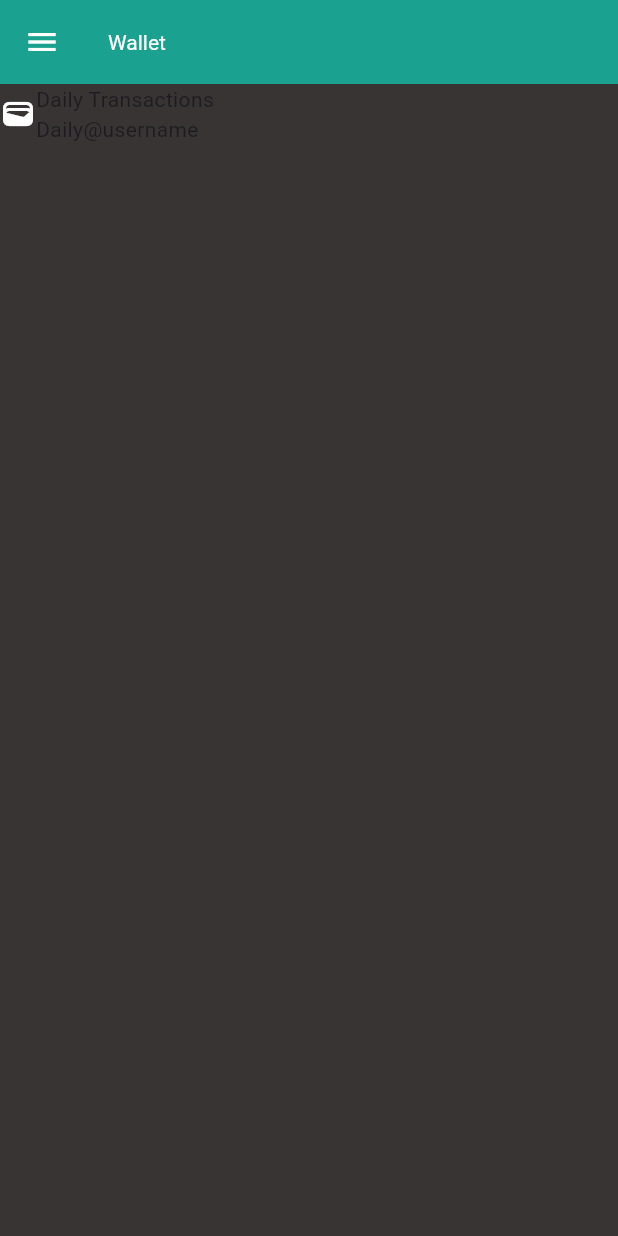
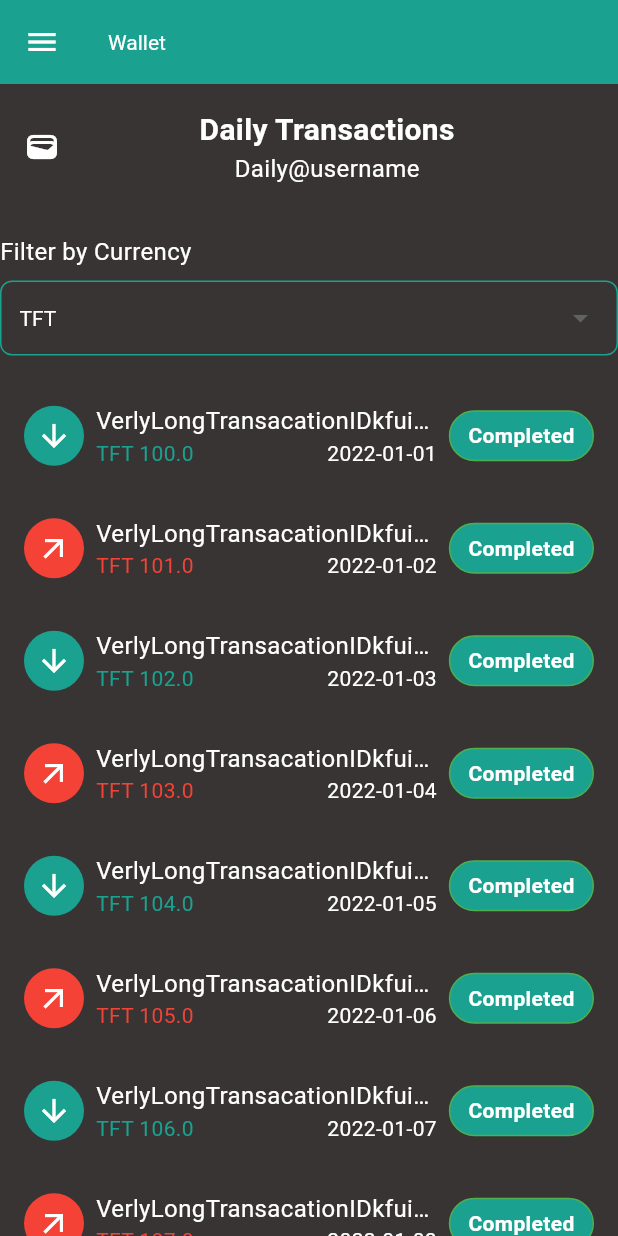
Before and after one commit to codescalers/Threefold-App, a Flutter app: the screen it shows after launch, on a phone screen of 412 x 824 dp. Run offline on Flutter 3.47's test engine with Material 3 defaults, Android fonts, the phone set to English and light mode, and no system bars.

Commit message:
feat: header, transaction and filter widgets.

```diff
--- a/three_fold_connect/lib/daily_transactions/presentation/pages/daily_transactions.dart
+++ b/three_fold_connect/lib/daily_transactions/presentation/pages/daily_transactions.dart
@@ -1,18 +1,60 @@
 import 'package:flutter/material.dart';
-import 'package:three_fold_connect/daily_transactions/presentation/widgets/header.dart';
-import 'package:three_fold_connect/widgets/app_bar.dart';
 
-class DailyTransactionsPage extends StatelessWidget {
+import '../widgets/filter.dart';
+import '../widgets/transaction.dart';
+import '/widgets/app_bar.dart';
+
+import '../widgets/header.dart';
+
+class DailyTransactionsPage extends StatefulWidget {
   const DailyTransactionsPage({super.key});
 
   @override
+  _DailyTransactionsPageState createState() => _DailyTransactionsPageState();
+}
+
+class _DailyTransactionsPageState extends State<DailyTransactionsPage> {
+  String selectedCurrency = 'TFT';
+  final List<String> currencies = ['TFT', 'All'];
+
+  void _onCurrencyChanged(String? newCurrency) {
+    if (newCurrency != null) {
+      setState(() {
+        selectedCurrency = newCurrency;
+      });
+    }
+  }
+
+  @override
   Widget build(BuildContext context) {
-    return const SafeArea(
+    return SafeArea(
       child: Scaffold(
-        appBar: MyAppBar(title: 'Wallet'),
+        appBar: const MyAppBar(title: 'Wallet'),
         body: Column(
           children: [
-            WalletInfoHeader(email: 'Daily@username'),
+            const WalletInfoHeader(email: 'Daily@username'),
+            const SizedBox(height: 16),
+            FilterWidget(
+              currencies: currencies,
+              selectedCurrency: selectedCurrency,
+              onCurrencyChanged: _onCurrencyChanged,
+            ),
+            const SizedBox(height: 16),
+            Expanded(
+              child: ListView.builder(
+                itemCount: 10,
+                itemBuilder: (context, index) {
+                  return TransactionWidget(
+                    isIncoming: index % 2 == 0,
+                    status: "Completed",
+                    transactionId:
+                        'VerlyLongTransacationIDkfuiuaiuagigiuagiuwaghwag $index',
+                    tftAmount: 100.0 + index,
+                    date: '2022-01-0${index + 1}',
+                  );
+                },
+              ),
+            ),
           ],
         ),
       ),
--- /dev/null
+++ b/three_fold_connect/lib/daily_transactions/presentation/widgets/filter.dart
@@ -0,0 +1,56 @@
+import 'package:flutter/material.dart';
+
+class FilterWidget extends StatelessWidget {
+  final List<String> currencies;
+  final String selectedCurrency;
+  final ValueChanged<String?> onCurrencyChanged;
+
+  const FilterWidget({
+    super.key,
+    required this.currencies,
+    required this.selectedCurrency,
+    required this.onCurrencyChanged,
+  });
+
+  @override
+  Widget build(BuildContext context) {
+    return Column(
+      crossAxisAlignment: CrossAxisAlignment.start,
+      children: [
+        const Text(
+          'Filter by Currency',
+          style: TextStyle(fontSize: 16, color: Colors.white),
+        ),
+        const SizedBox(height: 8),
+        Row(
+          children: [
+            Expanded(
+              child: Container(
+                decoration: BoxDecoration(
+                  color: Theme.of(context).scaffoldBackgroundColor,
+                  border: Border.all(color: Theme.of(context).primaryColor),
+                  borderRadius: BorderRadius.circular(8),
+                ),
+                padding: const EdgeInsets.symmetric(horizontal: 12),
+                child: DropdownButtonHideUnderline(
+                  child: DropdownButton<String>(
+                    style: const TextStyle(color: Colors.white),
+                    value: selectedCurrency,
+                    onChanged: onCurrencyChanged,
+                    items: currencies
+                        .map<DropdownMenuItem<String>>((String value) {
+                      return DropdownMenuItem<String>(
+                        value: value,
+                        child: Text(value),
+                      );
+                    }).toList(),
+                  ),
+                ),
+              ),
+            ),
+          ],
+        ),
+      ],
+    );
+  }
+}
--- a/three_fold_connect/lib/daily_transactions/presentation/widgets/header.dart
+++ b/three_fold_connect/lib/daily_transactions/presentation/widgets/header.dart
@@ -1,5 +1,4 @@
 import 'package:flutter/material.dart';
-import 'package:flutter/widgets.dart';
 
 class WalletInfoHeader extends StatelessWidget {
   final String email;
@@ -9,24 +8,36 @@
   @override
   Widget build(BuildContext context) {
     return Container(
-        child: Column(
-      children: [
-        SizedBox(
-            child: Row(
-          children: [
-            Icon(Icons.wallet),
-            Expanded(
+      padding: const EdgeInsets.all(16),
+      child: Row(
+        children: [
+          const Icon(Icons.wallet),
+          Expanded(
+            child: Align(
+              alignment: Alignment.center,
               child: Column(
-                crossAxisAlignment: CrossAxisAlignment.start,
                 children: [
-                  Text('Daily Transactions'),
-                  Text(email),
+                  const Text(
+                    'Daily Transactions',
+                    style: TextStyle(
+                      fontSize: 20,
+                      color: Colors.white,
+                      fontWeight: FontWeight.bold,
+                    ),
+                  ),
+                  Text(
+                    email,
+                    style: const TextStyle(
+                      fontSize: 16,
+                      color: Colors.white,
+                    ),
+                  ),
                 ],
               ),
-            )
-          ],
-        ))
-      ],
-    ));
+            ),
+          ),
+        ],
+      ),
+    );
   }
 }
--- /dev/null
+++ b/three_fold_connect/lib/daily_transactions/presentation/widgets/transaction.dart
@@ -0,0 +1,95 @@
+import 'package:flutter/material.dart';
+
+class TransactionWidget extends StatelessWidget {
+  final bool isIncoming;
+  final String transactionId;
+  final double tftAmount;
+  final String date;
+  final String status;
+
+  const TransactionWidget({
+    super.key,
+    required this.isIncoming,
+    required this.transactionId,
+    required this.tftAmount,
+    required this.date,
+    required this.status,
+  });
+
+  @override
+  Widget build(BuildContext context) {
+    return Container(
+      padding: const EdgeInsets.all(16),
+      child: Row(
+        children: [
+          CircleAvatar(
+            backgroundColor:
+                isIncoming ? Theme.of(context).primaryColor : Colors.red,
+            child: Icon(
+              isIncoming ? Icons.arrow_downward : Icons.arrow_outward,
+              color: Colors.white,
+            ),
+          ),
+          const SizedBox(width: 8),
+          Expanded(
+            child: Column(
+              crossAxisAlignment: CrossAxisAlignment.start,
+              children: [
+                Text(
+                  transactionId,
+                  overflow: TextOverflow.ellipsis,
+                  style: const TextStyle(
+                    fontSize: 16,
+                    color: Colors.white,
+                  ),
+                ),
+                Row(
+                  mainAxisAlignment: MainAxisAlignment.spaceBetween,
+                  children: [
+                    Text(
+                      'TFT $tftAmount',
+                      style: TextStyle(
+                        fontSize: 14,
+                        color: isIncoming
+                            ? Theme.of(context).primaryColor
+                            : Colors.red,
+                      ),
+                    ),
+                    Text(
+                      date,
+                      style: const TextStyle(
+                        fontSize: 14,
+                        color: Colors.white,
+                      ),
+                    ),
+                  ],
+                ),
+              ],
+            ),
+          ),
+          const SizedBox(width: 8),
+          Container(
+            padding: const EdgeInsets.symmetric(horizontal: 12, vertical: 6),
+            decoration: BoxDecoration(
+              color: status == 'Completed'
+                  ? Theme.of(context).primaryColor
+                  : Colors.red,
+              border: Border.all(
+                color: status == 'Completed' ? Colors.green : Colors.red,
+              ),
+              borderRadius: BorderRadius.circular(20),
+            ),
+            child: Text(
+              status,
+              style: TextStyle(
+                fontSize: 14,
+                fontWeight: FontWeight.bold,
+                color: status == 'Completed' ? Colors.white : Colors.red,
+              ),
+            ),
+          ),
+        ],
+      ),
+    );
+  }
+}
```
